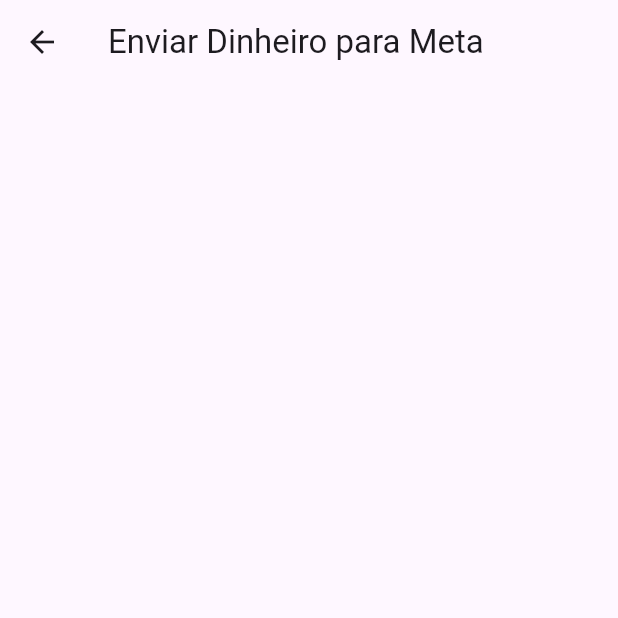
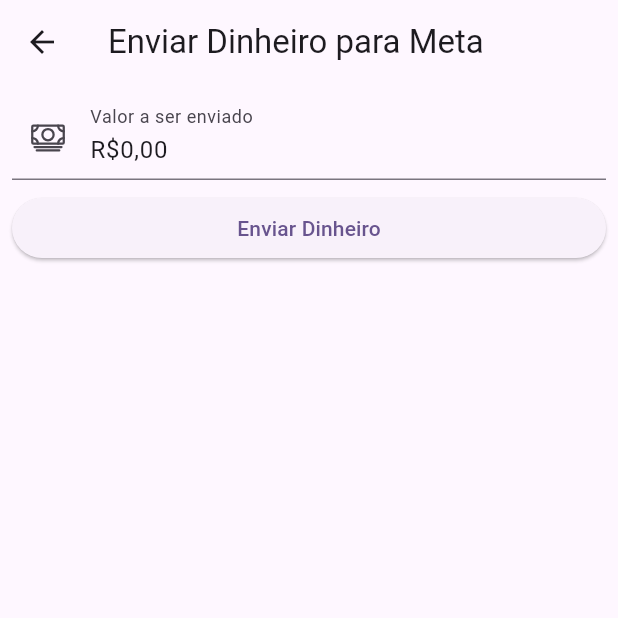
Before and after one commit to HenryJKS/Flutter, a Flutter app: the MetaDetalhesPage screen opened directly with empty values, after a tap on "Enviar Dinheiro", on a phone screen of 412 x 824 dp, the top half of it. Run offline on Flutter 3.47's test engine with Material 2 defaults, Android fonts, the phone set to English and light mode, and no system bars; our stand-ins replace flutter_masked_text2, flutter_slidable, ionicons, pie_chart, supabase_flutter; accounts and stored records are empty; network calls fail; statements that could not run were skipped.

Commit message:
Finalizado

```diff
--- a/expense_tracker_fiap-supabase-checkpoint/lib/main.dart
+++ b/expense_tracker_fiap-supabase-checkpoint/lib/main.dart
@@ -2,7 +2,7 @@ import 'package:expense_tracker/pages/conta_cadastro_page.dart';
 import 'package:expense_tracker/pages/home_page.dart';
 import 'package:expense_tracker/pages/login_page.dart';
 import 'package:expense_tracker/pages/meta_detalhes_page.dart';
-import 'package:expense_tracker/pages/meta_enviar_dinheiro.dart';
+import 'package:expense_tracker/pages/meta_enviar_dinheiro_page.dart';
 import 'package:expense_tracker/pages/metas_cadastro_page.dart';
 import 'package:expense_tracker/pages/registar_page.dart';
 import 'package:expense_tracker/pages/splash_page.dart';
@@ -44,7 +44,13 @@ class MyApp extends StatelessWidget {
         "/conta-cadastro": (context) => const ContaCadastroPage(),
         "/meta-cadastro": (context) => const MetasCadastroPage(),
         "/meta-detalhes": (context) => const MetaDetalhesPage(),
-        "/meta-enviar-dinheiro": (context) => const MetaEnviarDinheiro(),
+      },
+      onGenerateRoute: (settings) {
+        if (settings.name == '/meta-enviar-dinheiro') {
+          final idMeta = settings.arguments as int;
+          return MaterialPageRoute(builder: (context) => MetaEnviarDinheiro(idMeta: idMeta));
+        }
+        return MaterialPageRoute(builder: (context) => const HomePage());
       },
       initialRoute: "/splash",
     );
--- a/expense_tracker_fiap-supabase-checkpoint/lib/models/meta_dinheiro_enviado.dart
+++ b/expense_tracker_fiap-supabase-checkpoint/lib/models/meta_dinheiro_enviado.dart
@@ -1,11 +1,10 @@
 class MetaDinheiroEnviado {
-  final int id;
-  final DateTime criadoEm;
-  final double valorEnviado;
-  final int idMeta;
+  DateTime criadoEm;
+  double valorEnviado;
+  int idMeta;
 
   MetaDinheiroEnviado(
-      {required this.id,
+      {
       required this.criadoEm,
       required this.valorEnviado,
       required this.idMeta
@@ -13,7 +12,6 @@ class MetaDinheiroEnviado {
 
   factory MetaDinheiroEnviado.fromMap(Map<String, dynamic> map) {
     return MetaDinheiroEnviado(
-      id: map['id'],
       criadoEm: DateTime.parse(map['criado_em']),
       valorEnviado: map['valor_enviado'],
       idMeta: map['id_meta'],
--- a/expense_tracker_fiap-supabase-checkpoint/lib/pages/meta_detalhes_page.dart
+++ b/expense_tracker_fiap-supabase-checkpoint/lib/pages/meta_detalhes_page.dart
@@ -38,7 +38,7 @@ class _MetaDetalhesPageState extends State<MetaDetalhesPage> {
                 ElevatedButton(
                   onPressed: () {
                     Navigator.pushNamed(context, '/meta-enviar-dinheiro',
-                        arguments: meta);
+                        arguments: meta.id);
                   },
                   child: const Text('Enviar Dinheiro'),
                 ),
--- a/expense_tracker_fiap-supabase-checkpoint/lib/pages/meta_enviar_dinheiro.dart
+++ /dev/null
@@ -1,18 +0,0 @@
-import 'package:flutter/material.dart';
-import 'package:flutter/widgets.dart';
-
-class MetaEnviarDinheiro extends StatefulWidget {
-  const MetaEnviarDinheiro({super.key});
-
-  @override
-  State<MetaEnviarDinheiro> createState() => _MetaEnviarDinheiroState();
-}
-
-class _MetaEnviarDinheiroState extends State<MetaEnviarDinheiro> {
-  @override
-  Widget build(BuildContext context) {
-    return Scaffold(
-      appBar: AppBar(title: const Text('Enviar Dinheiro para Meta')),
-    );
-  }
-}
--- /dev/null
+++ b/expense_tracker_fiap-supabase-checkpoint/lib/pages/meta_enviar_dinheiro_page.dart
@@ -0,0 +1,137 @@
+import 'package:expense_tracker/models/meta_dinheiro_enviado.dart';
+import 'package:expense_tracker/repository/meta_dinheiro_enviado_repository.dart';
+import 'package:flutter/material.dart';
+import 'package:flutter/widgets.dart';
+import 'package:flutter_masked_text2/flutter_masked_text2.dart';
+import 'package:intl/intl.dart';
+import 'package:ionicons/ionicons.dart';
+
+class MetaEnviarDinheiro extends StatefulWidget {
+  final int idMeta;
+
+  final MetaDinheiroEnviado? metaDinheiroEnviadoCriacao;
+
+  const MetaEnviarDinheiro({super.key, this.metaDinheiroEnviadoCriacao, required this.idMeta});
+
+  @override
+  State<MetaEnviarDinheiro> createState() => _MetaEnviarDinheiroState();
+}
+
+class _MetaEnviarDinheiroState extends State<MetaEnviarDinheiro> {
+  final metaDinheiroEnviadoRepository = MetaDinheiroEnviadoRepository();
+  final _formKey = GlobalKey<FormState>();
+
+  final valorEnviarMetaController = MoneyMaskedTextController(
+      decimalSeparator: ',', thousandSeparator: '.', leftSymbol: 'R\$');
+
+  @override
+  void initState() {
+    final metaCriacao = widget.metaDinheiroEnviadoCriacao;
+
+    if (metaCriacao != null) {
+      valorEnviarMetaController.text =
+          NumberFormat.simpleCurrency(locale: 'pt_BR')
+              .format(metaCriacao.valorEnviado);
+    }
+
+    super.initState();
+  }
+
+  @override
+  Widget build(BuildContext context) {
+    return Scaffold(
+      appBar: AppBar(title: const Text('Enviar Dinheiro para Meta')),
+      body: SingleChildScrollView(
+        child: Padding(
+          padding: const EdgeInsets.all(8.0),
+          child: Form(
+            key: _formKey,
+            child: Column(
+              crossAxisAlignment: CrossAxisAlignment.start,
+              children: [
+                _valorEnviarMeta(),
+                const SizedBox(height: 8),
+                _buttonEnviar(),
+              ],
+            ),
+          ),
+        ),
+      ),
+    );
+  }
+
+  SizedBox _buttonEnviar() {
+    return SizedBox(
+      width: double.infinity,
+      child: ElevatedButton(
+        onPressed: () async {
+          final isValid = _formKey.currentState!.validate();
+          if (isValid) {
+            final valorEnviado = NumberFormat.currency(locale: 'pt_BR')
+              .parse(valorEnviarMetaController.text.replaceAll('R\$', ''));
+
+            // final metaId = metaEnviar.idMeta;
+
+            final metaEnviarDinheiro = MetaDinheiroEnviado(
+              criadoEm: DateTime.now(),
+              valorEnviado: valorEnviado.toDouble(),
+              idMeta: widget.idMeta
+            );
+
+            if (widget.metaDinheiroEnviadoCriacao == null) {
+              await _cadastrarDinheiroMeta(metaEnviarDinheiro);
+            } else {
+            }
+          }
+        },
+        child: const Text('Enviar Dinheiro'),
+      ),
+    );
+  }
+
+  TextFormField _valorEnviarMeta() {
+    return TextFormField(
+      controller: valorEnviarMetaController,
+      decoration: const InputDecoration(
+        hintText: 'Valor para meta',
+        labelText: 'Valor a ser enviado',
+        prefixIcon: Icon(Ionicons.cash_outline),
+      ),
+      validator: (value) {
+        if (value == null || value.isEmpty) {
+          return "Informe o valor";
+        }
+        final valor = NumberFormat.currency(locale: 'pt_BR')
+            .parse(valorEnviarMetaController.text.replaceAll('R\$', ''));
+        if (valor <= 0) {
+          return 'Informe um valor maior que zero';
+        }
+
+        return null;
+      },
+      keyboardType: TextInputType.number,
+    );
+  }
+
+  Future<void> _cadastrarDinheiroMeta(
+      MetaDinheiroEnviado metaDinheiroEnviado) async {
+    final scaffold = ScaffoldMessenger.of(context);
+    await metaDinheiroEnviadoRepository
+        .cadastrarDinheiroEnviado(metaDinheiroEnviado)
+        .then(
+      (_) {
+        scaffold.showSnackBar(const SnackBar(
+          content: Text('Dinheiro enviado para meta com sucesso!'),
+        ));
+        Navigator.of(context).pop(true);
+      },
+    ).catchError(
+      (error) {
+        scaffold.showSnackBar(SnackBar(
+          content: Text('Erro ao enviar dinheiro para meta! ${error.toString()}}'),
+        ));
+        Navigator.of(context).pop(false);
+      },
+    );
+  }
+}
--- a/expense_tracker_fiap-supabase-checkpoint/lib/pages/metas_page.dart
+++ b/expense_tracker_fiap-supabase-checkpoint/lib/pages/metas_page.dart
@@ -50,7 +50,7 @@ class _MetasPageState extends State<MetasPage> {
               itemBuilder: (context, index) {
                 final meta = metas[index];
                 return ListTile(
-                  leading: const Icon(Icons.money_sharp, color: Colors.green, size: 40),
+                  leading: const Icon(Icons.shopping_bag, color: Colors.lightBlueAccent, size: 30),
                   title: Text(meta.nomeMeta),
                   subtitle: Text(DateFormat('dd/MM/yyyy').format(meta.dataMetaFinal)),
                   trailing: Text(
--- a/expense_tracker_fiap-supabase-checkpoint/lib/repository/meta_dinheiro_enviado_repository.dart
+++ b/expense_tracker_fiap-supabase-checkpoint/lib/repository/meta_dinheiro_enviado_repository.dart
@@ -5,7 +5,8 @@ class MetaDinheiroEnviadoRepository {
   Future cadastrarDinheiroEnviado(MetaDinheiroEnviado metaDinheiroEnviado) async {
     final supabase = Supabase.instance.client;
 
-    await supabase.from('meu_dinheiro_enviado').insert({
+    await supabase.from('meta_dinheiro_enviado').insert({
+      'criado_em': metaDinheiroEnviado.criadoEm.toIso8601String(),
       'valor_enviado': metaDinheiroEnviado.valorEnviado,
       'id_meta': metaDinheiroEnviado.idMeta
     });
```
